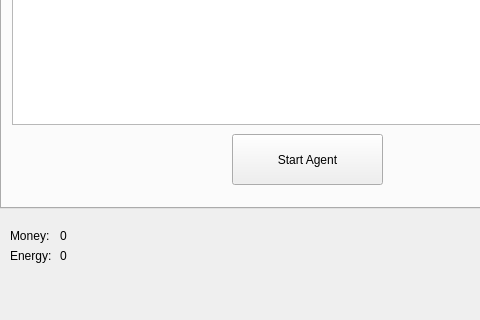
First picture: the form in mainwindow.ui, repository hspirdal/tradingagent, before the edit; both pictures show x 0 to 480 and y 169 to 489 of the 590 by 489 pixel window.
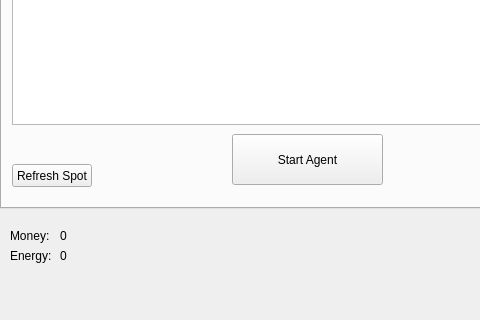
Second picture: the form after the edit.

Diff of the .ui file:
```diff
--- a/mainwindow.ui
+++ b/mainwindow.ui
@@ -53,6 +53,19 @@
        </rect>
       </property>
      </widget>
+     <widget class="QPushButton" name="btnRefreshSpot">
+      <property name="geometry">
+       <rect>
+        <x>10</x>
+        <y>290</y>
+        <width>80</width>
+        <height>23</height>
+       </rect>
+      </property>
+      <property name="text">
+       <string>Refresh Spot</string>
+      </property>
+     </widget>
     </widget>
     <widget class="QWidget" name="tabTrainer">
      <attribute name="title">
@@ -177,7 +190,7 @@
      <string>Energy:</string>
     </property>
    </widget>
-   <widget class="QWidget" name="">
+   <widget class="QWidget" name="layoutWidget">
     <property name="geometry">
      <rect>
       <x>150</x>
@@ -210,7 +223,7 @@
      </item>
     </layout>
    </widget>
-   <widget class="QWidget" name="">
+   <widget class="QWidget" name="layoutWidget">
     <property name="geometry">
      <rect>
       <x>440</x>
```
